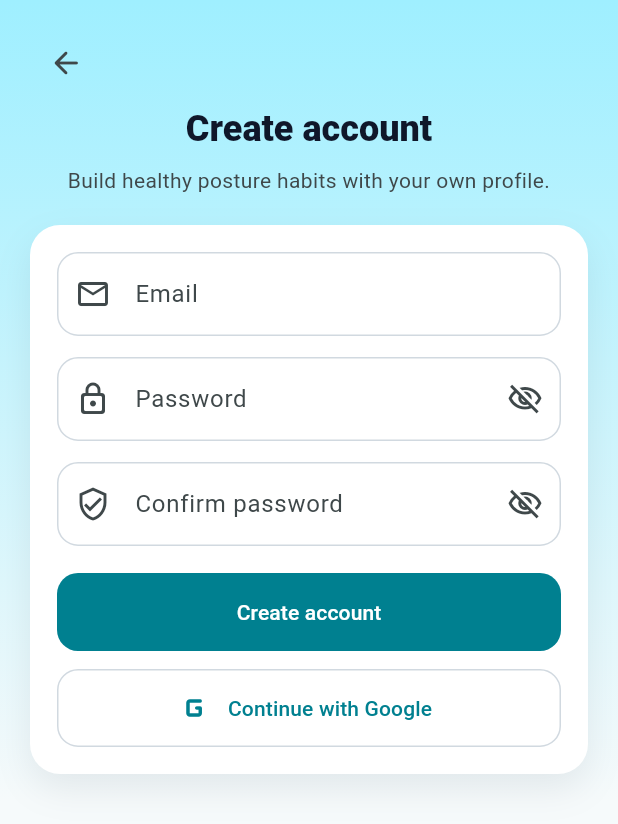
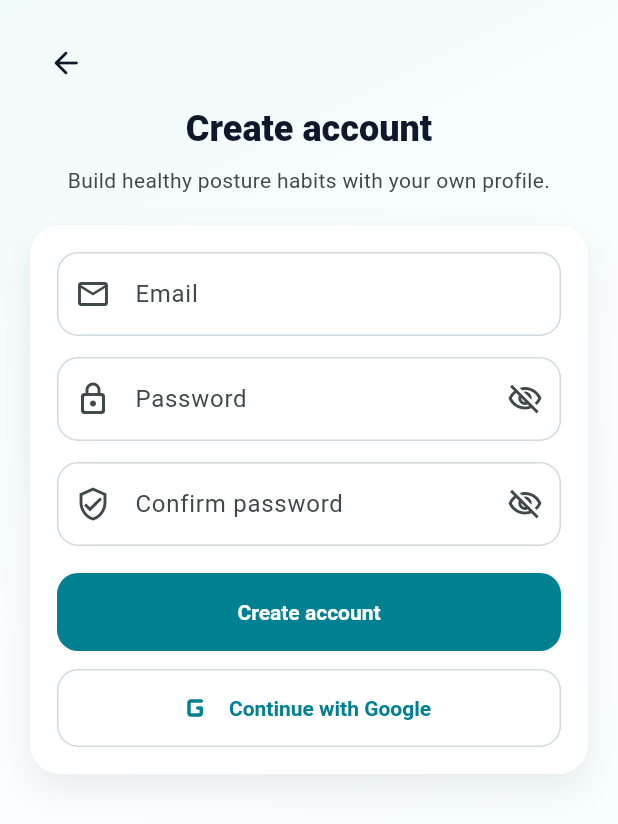
Before and after one commit to Aligneye/correctV3app, a Flutter app: the screen it shows after launch, after a tap on "Sign up", on a phone screen of 412 x 824 dp. Shown: the top 824 px of the screen. Run offline on Flutter 3.47's test engine with Material 3 defaults, Android fonts, the light colour scheme and no system bars; our stand-ins replace flutter_blue_plus, google_sign_in, permission_handler, shared_preferences, supabase_flutter; accounts and stored records are empty.

Commit message:
feat(theme): unify app-wide color system and single light mode

```diff
--- a/lib/arogyam/arogyam_page.dart
+++ b/lib/arogyam/arogyam_page.dart
@@ -1,4 +1,5 @@
 import 'package:flutter/material.dart';
+import 'package:correctv1/theme/app_theme.dart';
 
 class ArogyamPage extends StatelessWidget {
   const ArogyamPage({super.key});
@@ -7,8 +8,12 @@ class ArogyamPage extends StatelessWidget {
   Widget build(BuildContext context) {
     final scheme = Theme.of(context).colorScheme;
     return Scaffold(
-      backgroundColor: Theme.of(context).scaffoldBackgroundColor,
-      body: Center(
+      backgroundColor: Colors.transparent,
+      body: Container(
+        decoration: BoxDecoration(
+          gradient: AppTheme.pageBackgroundGradientFor(context),
+        ),
+        child: Center(
           child: Column(
             mainAxisAlignment: MainAxisAlignment.center,
             children: [
@@ -34,6 +39,7 @@ class ArogyamPage extends StatelessWidget {
             ],
           ),
         ),
+      ),
     );
   }
 }
--- a/lib/auth/forgot_password_page.dart
+++ b/lib/auth/forgot_password_page.dart
@@ -4,6 +4,7 @@ import 'package:flutter/material.dart';
 import 'package:supabase_flutter/supabase_flutter.dart';
 
 import 'package:correctv1/auth/auth_service.dart';
+import 'package:correctv1/theme/app_theme.dart';
 
 class ForgotPasswordPage extends StatefulWidget {
   final String initialEmail;
@@ -279,13 +280,10 @@ class _ForgotPasswordPageState extends State<ForgotPasswordPage> {
   Widget build(BuildContext context) {
     final scheme = Theme.of(context).colorScheme;
     return Scaffold(
+      backgroundColor: Colors.transparent,
       body: Container(
         decoration: BoxDecoration(
-          gradient: LinearGradient(
-            begin: Alignment.topCenter,
-            end: Alignment.bottomCenter,
-            colors: [scheme.primaryContainer, Theme.of(context).scaffoldBackgroundColor],
-          ),
+          gradient: AppTheme.pageBackgroundGradientFor(context),
         ),
         child: SafeArea(
           child: LayoutBuilder(
@@ -309,8 +307,8 @@ class _ForgotPasswordPageState extends State<ForgotPasswordPage> {
                       child: Form(
                         key: _formKey,
                         child: Column(
-                      crossAxisAlignment: CrossAxisAlignment.stretch,
-                      children: [
+                        crossAxisAlignment: CrossAxisAlignment.stretch,
+                        children: [
                         Align(
                           alignment: Alignment.centerLeft,
                           child: IconButton(
@@ -525,12 +523,12 @@ class _ForgotPasswordPageState extends State<ForgotPasswordPage> {
                             ],
                           ),
                         ),
-                      ],
-                        ),
+                        ],
                       ),
                     ),
                   ),
                 ),
+              ),
               );
             },
           ),
--- a/lib/auth/login_page.dart
+++ b/lib/auth/login_page.dart
@@ -7,6 +7,7 @@ import 'package:supabase_flutter/supabase_flutter.dart';
 import 'package:correctv1/auth/auth_service.dart';
 import 'package:correctv1/auth/forgot_password_page.dart';
 import 'package:correctv1/auth/signup_page.dart';
+import 'package:correctv1/theme/app_theme.dart';
 
 class LoginPage extends StatefulWidget {
   const LoginPage({super.key});
@@ -123,14 +124,12 @@ class _LoginPageState extends State<LoginPage> {
   Widget build(BuildContext context) {
     final scheme = Theme.of(context).colorScheme;
     return Scaffold(
+      backgroundColor: Colors.transparent,
       body: Container(
         decoration: BoxDecoration(
-          gradient: LinearGradient(
-            begin: Alignment.topCenter,
-            end: Alignment.bottomCenter,
-            colors: [scheme.primaryContainer, Theme.of(context).scaffoldBackgroundColor],
+          gradient: AppTheme.pageBackgroundGradientFor(context),
         ),
-        ),
+        child: SizedBox.expand(
           child: SafeArea(
             child: SingleChildScrollView(
               padding: const EdgeInsets.symmetric(horizontal: 20, vertical: 18),
@@ -297,7 +296,10 @@ class _LoginPageState extends State<LoginPage> {
                     Row(
                       mainAxisAlignment: MainAxisAlignment.center,
                       children: [
-                        const Text("Don't have an account?"),
+                        Text(
+                          "Don't have an account?",
+                          style: TextStyle(color: scheme.onSurfaceVariant),
+                        ),
                         TextButton(
                           onPressed: _isLoading || _postRecoveryCooldown
                               ? null
@@ -324,6 +326,7 @@ class _LoginPageState extends State<LoginPage> {
             ),
           ),
         ),
+      ),
     );
   }
 }
--- a/lib/auth/signup_page.dart
+++ b/lib/auth/signup_page.dart
@@ -3,6 +3,7 @@ import 'package:flutter/services.dart';
 import 'package:supabase_flutter/supabase_flutter.dart';
 
 import 'package:correctv1/auth/auth_service.dart';
+import 'package:correctv1/theme/app_theme.dart';
 
 class SignupPage extends StatefulWidget {
   final String initialEmail;
@@ -152,14 +153,12 @@ class _SignupPageState extends State<SignupPage> {
   Widget build(BuildContext context) {
     final scheme = Theme.of(context).colorScheme;
     return Scaffold(
+      backgroundColor: Colors.transparent,
       body: Container(
         decoration: BoxDecoration(
-          gradient: LinearGradient(
-            begin: Alignment.topCenter,
-            end: Alignment.bottomCenter,
-            colors: [scheme.primaryContainer, Theme.of(context).scaffoldBackgroundColor],
+          gradient: AppTheme.pageBackgroundGradientFor(context),
         ),
-        ),
+        child: SizedBox.expand(
           child: SafeArea(
             child: SingleChildScrollView(
               padding: const EdgeInsets.symmetric(horizontal: 20, vertical: 18),
@@ -320,6 +319,7 @@ class _SignupPageState extends State<SignupPage> {
           ),
         ),
       ),
+      ),
     );
   }
 }
--- a/lib/discover/discover_page.dart
+++ b/lib/discover/discover_page.dart
@@ -1,4 +1,5 @@
 import 'package:flutter/material.dart';
+import 'package:correctv1/theme/app_theme.dart';
 
 class DiscoverPage extends StatelessWidget {
   const DiscoverPage({super.key});
@@ -7,8 +8,12 @@ class DiscoverPage extends StatelessWidget {
   Widget build(BuildContext context) {
     final scheme = Theme.of(context).colorScheme;
     return Scaffold(
-      backgroundColor: Theme.of(context).scaffoldBackgroundColor,
-      body: Center(
+      backgroundColor: Colors.transparent,
+      body: Container(
+        decoration: BoxDecoration(
+          gradient: AppTheme.pageBackgroundGradientFor(context),
+        ),
+        child: Center(
           child: Column(
             mainAxisAlignment: MainAxisAlignment.center,
             children: [
@@ -30,6 +35,7 @@ class DiscoverPage extends StatelessWidget {
             ],
           ),
         ),
+      ),
     );
   }
 }
--- a/lib/home/home_page.dart
+++ b/lib/home/home_page.dart
@@ -10,20 +10,16 @@ import 'package:correctv1/discover/discover_page.dart';
 import 'package:correctv1/settings/settings_page.dart';
 import 'package:correctv1/components/nav_bar.dart';
 import 'package:correctv1/calibration/calibration_page.dart';
-
-const _kPagePadding = EdgeInsets.fromLTRB(24, 48, 24, 100);
+import 'package:correctv1/theme/app_theme.dart';
+
+const _kPagePadding = EdgeInsets.fromLTRB(24, 24, 24, 100);
 const _kSectionSpacing = SizedBox(height: 24);
 const _kHeaderSpacing = SizedBox(height: 32);
 const _kInnerSpacing = SizedBox(height: 16);
-const _kPrimaryBlue = Color(0xFF008090);
+const _kPrimaryBlue = AppTheme.brandPrimary;
 const _kMutedText = Color(0xFF6B7C84);
-const _kPrimaryGreen = Color(0xFF14B8A6);
+const _kPrimaryGreen = AppTheme.brandSecondary;
 const _kBadPostureRed = Color(0xFFEF4444);
-const _kDashboardBackground = LinearGradient(
-  begin: Alignment.topLeft,
-  end: Alignment.bottomRight,
-  colors: [Color(0xFFE6F7F5), Color(0xFFF6FAFB), Color(0xFFEAF7F8)],
-);
 
 enum _ModeControlType { track, posture, therapy }
 
@@ -634,7 +630,9 @@ class _HomeDashboardState extends State<HomeDashboard>
   @override
   Widget build(BuildContext context) {
     return Container(
-      decoration: const BoxDecoration(gradient: _kDashboardBackground),
+      decoration: BoxDecoration(
+        gradient: AppTheme.pageBackgroundGradientFor(context),
+      ),
       child: SafeArea(
         bottom: false, // Let content flow behind navbar
         child: SingleChildScrollView(
@@ -840,6 +838,8 @@ class _DashboardHeader extends StatelessWidget {
     return Column(
       crossAxisAlignment: CrossAxisAlignment.start,
       children: [
+        Image.asset('assets/logo HQ.png', height: 52, fit: BoxFit.contain),
+        const SizedBox(height: 8),
         Text(
           'Welcome back',
           style: TextStyle(color: Colors.grey[500], fontSize: 14),
--- a/lib/main.dart
+++ b/lib/main.dart
@@ -36,9 +36,9 @@ class MyApp extends StatelessWidget {
     return MaterialApp(
       title: 'align',
       debugShowCheckedModeBanner: false,
-      themeMode: ThemeMode.system,
+      themeMode: ThemeMode.light,
       theme: AppTheme.lightTheme,
-      darkTheme: AppTheme.darkTheme,
+      darkTheme: AppTheme.lightTheme,
       home: isSupabaseConfigured
           ? const AuthGate()
           : const _SupabaseConfigMissingPage(),
--- a/lib/settings/settings_page.dart
+++ b/lib/settings/settings_page.dart
@@ -2,6 +2,7 @@ import 'package:flutter/material.dart';
 import 'package:supabase_flutter/supabase_flutter.dart';
 
 import 'package:correctv1/auth/auth_service.dart';
+import 'package:correctv1/theme/app_theme.dart';
 
 class SettingsPage extends StatelessWidget {
   const SettingsPage({super.key});
@@ -12,13 +13,10 @@ class SettingsPage extends StatelessWidget {
     final user = Supabase.instance.client.auth.currentUser;
 
     return Scaffold(
+      backgroundColor: Colors.transparent,
       body: Container(
         decoration: BoxDecoration(
-          gradient: LinearGradient(
-            begin: Alignment.topCenter,
-            end: Alignment.bottomCenter,
-            colors: [scheme.primaryContainer, Theme.of(context).scaffoldBackgroundColor],
-          ),
+          gradient: AppTheme.pageBackgroundGradientFor(context),
         ),
         child: SafeArea(
           child: Padding(
--- a/lib/theme/app_theme.dart
+++ b/lib/theme/app_theme.dart
@@ -3,15 +3,19 @@ import 'package:flutter/material.dart';
 class AppTheme {
   AppTheme._();
 
-  // Core brand teal provided by the user.
   static const Color brandPrimary = Color(0xFF008090);
-
-  // Accent colors inspired by modern product palettes (Stripe/Notion/Slack style).
   static const Color brandSecondary = Color(0xFF14B8A6);
   static const Color brandTertiary = Color(0xFF0EA5E9);
 
-  static const Color _lightBackground = Color(0xFFF6FAFB);
-  static const Color _darkBackground = Color(0xFF0D1A1D);
+  static const Color _lightBackground = Color(0xFFFBFEFE);
+
+  static LinearGradient pageBackgroundGradientFor(BuildContext context) {
+    return const LinearGradient(
+      begin: Alignment.topLeft,
+      end: Alignment.bottomRight,
+      colors: [Color(0xFFF1FBFA), Color(0xFFFBFEFE), Color(0xFFF4FCFC)],
+    );
+  }
 
   static final ColorScheme _lightScheme =
       ColorScheme.fromSeed(
@@ -23,107 +27,136 @@ class AppTheme {
         tertiary: brandTertiary,
         surface: Colors.white,
         onSurface: const Color(0xFF0F172A),
+        onPrimary: Colors.white,
+        onSecondary: const Color(0xFF062E2A),
         outline: const Color(0xFFD1D9E0),
       );
 
-  static final ColorScheme _darkScheme =
-      ColorScheme.fromSeed(
-        seedColor: brandPrimary,
-        brightness: Brightness.dark,
-      ).copyWith(
-        primary: const Color(0xFF32B5C4),
-        secondary: const Color(0xFF2DD4BF),
-        tertiary: const Color(0xFF38BDF8),
-        surface: const Color(0xFF152429),
-        onSurface: const Color(0xFFE2E8F0),
-        outline: const Color(0xFF3A4A52),
-      );
-
-  static ThemeData get lightTheme {
-    return ThemeData(
+  static ThemeData _buildTheme(ColorScheme scheme) {
+    final base = ThemeData(
       useMaterial3: true,
-      colorScheme: _lightScheme,
+      colorScheme: scheme,
       scaffoldBackgroundColor: _lightBackground,
       fontFamily: 'Roboto',
+    );
+
+    final textTheme = base.textTheme.apply(
+      bodyColor: scheme.onSurface,
+      displayColor: scheme.onSurface,
+    );
+
+    final rounded14 = RoundedRectangleBorder(
+      borderRadius: BorderRadius.circular(14),
+    );
+    final rounded16 = RoundedRectangleBorder(
+      borderRadius: BorderRadius.circular(16),
+    );
+
+    return base.copyWith(
+      textTheme: textTheme,
       appBarTheme: AppBarTheme(
         elevation: 0,
         centerTitle: true,
         backgroundColor: Colors.transparent,
-        foregroundColor: _lightScheme.onSurface,
+        foregroundColor: scheme.onSurface,
+        titleTextStyle: textTheme.titleLarge?.copyWith(
+          fontWeight: FontWeight.w700,
+          color: scheme.onSurface,
+        ),
+      ),
+      iconTheme: IconThemeData(color: scheme.onSurface),
+      dividerColor: scheme.outline.withValues(alpha: 0.65),
+      cardTheme: CardThemeData(
+        color: scheme.surface,
+        elevation: 0,
+        shadowColor: Colors.black.withValues(alpha: 0.06),
+        shape: RoundedRectangleBorder(borderRadius: BorderRadius.circular(20)),
       ),
       inputDecorationTheme: InputDecorationTheme(
         filled: true,
-        fillColor: Colors.white,
+        fillColor: scheme.surface,
+        labelStyle: TextStyle(color: scheme.onSurfaceVariant),
+        hintStyle: TextStyle(color: scheme.onSurfaceVariant.withValues(alpha: 0.9)),
+        prefixIconColor: scheme.onSurfaceVariant,
+        suffixIconColor: scheme.onSurfaceVariant,
         border: OutlineInputBorder(
           borderRadius: BorderRadius.circular(14),
-          borderSide: BorderSide(color: _lightScheme.outline),
+          borderSide: BorderSide(color: scheme.outline),
         ),
         enabledBorder: OutlineInputBorder(
           borderRadius: BorderRadius.circular(14),
-          borderSide: BorderSide(color: _lightScheme.outline),
+          borderSide: BorderSide(color: scheme.outline),
         ),
         focusedBorder: OutlineInputBorder(
           borderRadius: BorderRadius.circular(14),
-          borderSide: BorderSide(color: _lightScheme.primary, width: 1.4),
+          borderSide: BorderSide(color: scheme.primary, width: 1.4),
         ),
       ),
       filledButtonTheme: FilledButtonThemeData(
         style: FilledButton.styleFrom(
           minimumSize: const Size.fromHeight(52),
-          shape: RoundedRectangleBorder(borderRadius: BorderRadius.circular(14)),
+          shape: rounded14,
+          backgroundColor: scheme.primary,
+          foregroundColor: scheme.onPrimary,
+          textStyle: const TextStyle(fontWeight: FontWeight.w600),
+        ),
+      ),
+      elevatedButtonTheme: ElevatedButtonThemeData(
+        style: ElevatedButton.styleFrom(
+          minimumSize: const Size.fromHeight(52),
+          shape: rounded14,
+          backgroundColor: scheme.primary,
+          foregroundColor: scheme.onPrimary,
+          elevation: 0,
+          textStyle: const TextStyle(fontWeight: FontWeight.w600),
         ),
       ),
       outlinedButtonTheme: OutlinedButtonThemeData(
         style: OutlinedButton.styleFrom(
           minimumSize: const Size.fromHeight(52),
-          shape: RoundedRectangleBorder(borderRadius: BorderRadius.circular(14)),
-          side: BorderSide(color: _lightScheme.outline),
+          shape: rounded14,
+          side: BorderSide(color: scheme.outline),
+          foregroundColor: scheme.primary,
+          textStyle: const TextStyle(fontWeight: FontWeight.w600),
         ),
+      ),
+      textButtonTheme: TextButtonThemeData(
+        style: TextButton.styleFrom(
+          foregroundColor: scheme.primary,
+          textStyle: const TextStyle(fontWeight: FontWeight.w600),
+          shape: rounded16,
+        ),
+      ),
+      snackBarTheme: SnackBarThemeData(
+        behavior: SnackBarBehavior.floating,
+        backgroundColor: scheme.inverseSurface,
+        contentTextStyle: TextStyle(color: scheme.onInverseSurface),
+      ),
+      dialogTheme: DialogThemeData(
+        backgroundColor: scheme.surface,
+        shape: RoundedRectangleBorder(borderRadius: BorderRadius.circular(20)),
+      ),
+      bottomSheetTheme: BottomSheetThemeData(
+        backgroundColor: scheme.surface,
+        shape: const RoundedRectangleBorder(
+          borderRadius: BorderRadius.vertical(top: Radius.circular(24)),
+        ),
+      ),
+      floatingActionButtonTheme: FloatingActionButtonThemeData(
+        backgroundColor: scheme.primary,
+        foregroundColor: scheme.onPrimary,
+      ),
+      progressIndicatorTheme: ProgressIndicatorThemeData(
+        color: scheme.primary,
       ),
     );
   }
 
+  static ThemeData get lightTheme {
+    return _buildTheme(_lightScheme);
+  }
+
   static ThemeData get darkTheme {
-    return ThemeData(
-      useMaterial3: true,
-      colorScheme: _darkScheme,
-      scaffoldBackgroundColor: _darkBackground,
-      fontFamily: 'Roboto',
-      appBarTheme: AppBarTheme(
-        elevation: 0,
-        centerTitle: true,
-        backgroundColor: Colors.transparent,
-        foregroundColor: _darkScheme.onSurface,
-      ),
-      inputDecorationTheme: InputDecorationTheme(
-        filled: true,
-        fillColor: _darkScheme.surface,
-        border: OutlineInputBorder(
-          borderRadius: BorderRadius.circular(14),
-          borderSide: BorderSide(color: _darkScheme.outline),
-        ),
-        enabledBorder: OutlineInputBorder(
-          borderRadius: BorderRadius.circular(14),
-          borderSide: BorderSide(color: _darkScheme.outline),
-        ),
-        focusedBorder: OutlineInputBorder(
-          borderRadius: BorderRadius.circular(14),
-          borderSide: BorderSide(color: _darkScheme.primary, width: 1.4),
-        ),
-      ),
-      filledButtonTheme: FilledButtonThemeData(
-        style: FilledButton.styleFrom(
-          minimumSize: const Size.fromHeight(52),
-          shape: RoundedRectangleBorder(borderRadius: BorderRadius.circular(14)),
-        ),
-      ),
-      outlinedButtonTheme: OutlinedButtonThemeData(
-        style: OutlinedButton.styleFrom(
-          minimumSize: const Size.fromHeight(52),
-          shape: RoundedRectangleBorder(borderRadius: BorderRadius.circular(14)),
-          side: BorderSide(color: _darkScheme.outline),
-        ),
-      ),
-    );
+    return _buildTheme(_lightScheme);
   }
 }
```
Lines whose indentation alone changed are shown as unchanged.
